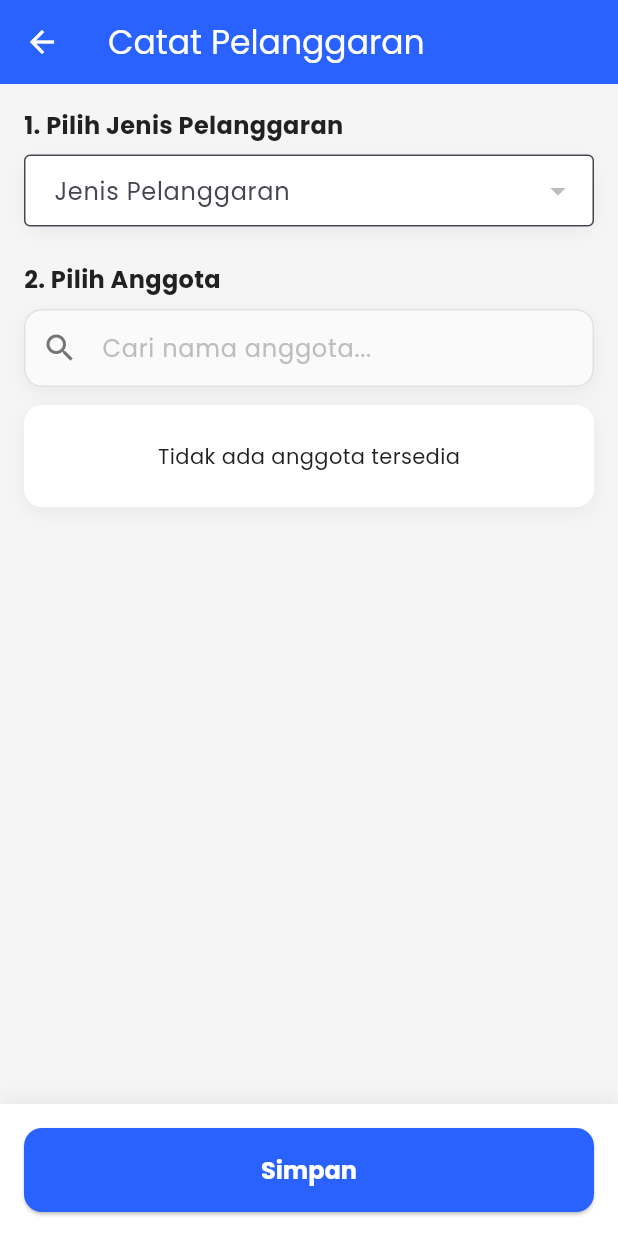
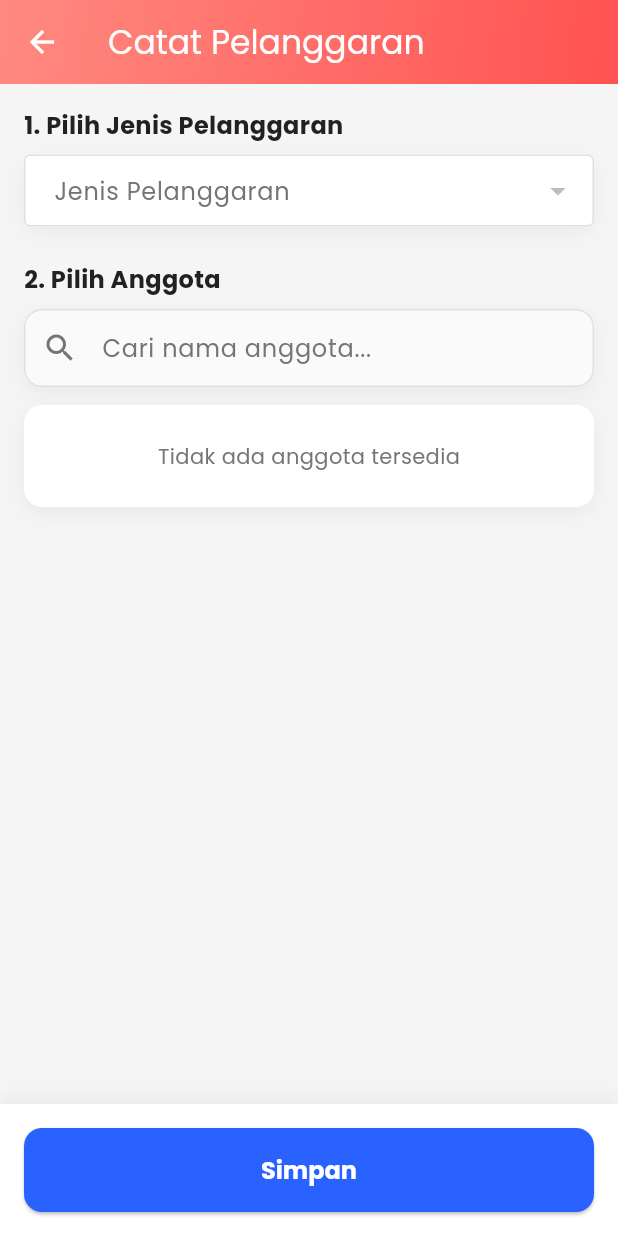
Before and after one commit to ucup-baba/Recap-bq, a Flutter app: the RecordViolationView screen opened by its route, on a phone screen of 412 x 824 dp. Run offline on Flutter 3.47's test engine with Material 3 defaults, Android fonts, the phone set to English and light mode, and no system bars; our stand-ins replace cached_network_image, cloud_firestore, firebase_auth, firebase_core, firebase_messaging, firebase_storage and 8 more; missing offline and left inert: quran; accounts and stored records are empty; network calls fail.

Commit message:
feat(dark-mode): add theme support to Record Violation and Manage Violation Rules views

```diff
--- a/lib/app/modules/record_violation/record_violation_view.dart
+++ b/lib/app/modules/record_violation/record_violation_view.dart
@@ -14,12 +14,16 @@ class RecordViolationView extends GetView<RecordViolationController> {
   @override
   Widget build(BuildContext context) {
     return Scaffold(
-      backgroundColor: AppColors.background,
+      backgroundColor: context.backgroundColor,
       appBar: hideAppBar
           ? null
           : AppBar(
               title: const Text('Catat Pelanggaran'),
-              backgroundColor: AppColors.primaryBlue,
+              flexibleSpace: Container(
+                decoration: BoxDecoration(
+                  gradient: AppColors.getHeaderGradient(context),
+                ),
+              ),
               foregroundColor: Colors.white,
             ),
       body: Obx(() {
@@ -36,9 +40,9 @@ class RecordViolationView extends GetView<RecordViolationController> {
                   crossAxisAlignment: CrossAxisAlignment.start,
                   children: [
                     // Langkah 1: Pilih Jenis Pelanggaran
-                    _buildSectionTitle('1. Pilih Jenis Pelanggaran'),
+                    _buildSectionTitle('1. Pilih Jenis Pelanggaran', context),
                     const SizedBox(height: 8),
-                    _buildRuleDropdown(),
+                    _buildRuleDropdown(context),
                     const SizedBox(height: 24),
 
                     // Langkah 2: Pilih Detail Waktu (Conditional)
@@ -48,9 +52,12 @@ class RecordViolationView extends GetView<RecordViolationController> {
                         return Column(
                           crossAxisAlignment: CrossAxisAlignment.start,
                           children: [
-                            _buildSectionTitle('2. Pilih Detail Waktu'),
+                            _buildSectionTitle(
+                              '2. Pilih Detail Waktu',
+                              context,
+                            ),
                             const SizedBox(height: 8),
-                            _buildTimeDetailDropdown(),
+                            _buildTimeDetailDropdown(context),
                             const SizedBox(height: 24),
                           ],
                         );
@@ -65,12 +72,13 @@ class RecordViolationView extends GetView<RecordViolationController> {
                                 true
                             ? '3. Pilih Anggota'
                             : '2. Pilih Anggota',
+                        context,
                       ),
                     ),
                     const SizedBox(height: 8),
-                    _buildSearchBar(),
+                    _buildSearchBar(context),
                     const SizedBox(height: 12),
-                    _buildMembersList(),
+                    _buildMembersList(context),
                   ],
                 ),
               ),
@@ -80,10 +88,12 @@ class RecordViolationView extends GetView<RecordViolationController> {
             Container(
               padding: const EdgeInsets.all(16),
               decoration: BoxDecoration(
-                color: Colors.white,
+                color: context.cardColor,
                 boxShadow: [
                   BoxShadow(
-                    color: Colors.black.withValues(alpha: 0.05),
+                    color: context.isDark
+                        ? Colors.black26
+                        : Colors.black.withValues(alpha: 0.05),
                     blurRadius: 10,
                     offset: const Offset(0, -4),
                   ),
@@ -97,21 +107,25 @@ class RecordViolationView extends GetView<RecordViolationController> {
                         ? null
                         : controller.saveViolation,
                     style: ElevatedButton.styleFrom(
-                      backgroundColor: AppColors.primaryBlue,
-                      foregroundColor: Colors.white,
+                      backgroundColor: context.isDark
+                          ? const Color(0xFF90CAF9)
+                          : AppColors.primaryBlue,
+                      foregroundColor: context.isDark
+                          ? Colors.black
+                          : Colors.white,
                       padding: const EdgeInsets.symmetric(vertical: 16),
                       shape: RoundedRectangleBorder(
                         borderRadius: BorderRadius.circular(12),
                       ),
                     ),
                     child: controller.isSaving.value
-                        ? const SizedBox(
+                        ? SizedBox(
                             height: 20,
                             width: 20,
                             child: CircularProgressIndicator(
                               strokeWidth: 2,
                               valueColor: AlwaysStoppedAnimation<Color>(
-                                Colors.white,
+                                context.isDark ? Colors.black : Colors.white,
                               ),
                             ),
                           )
@@ -132,26 +146,28 @@ class RecordViolationView extends GetView<RecordViolationController> {
     );
   }
 
-  Widget _buildSectionTitle(String title) {
+  Widget _buildSectionTitle(String title, BuildContext context) {
     return Text(
       title,
-      style: const TextStyle(
+      style: TextStyle(
         fontSize: 16,
         fontWeight: FontWeight.bold,
-        color: AppColors.text,
+        color: context.textColor,
       ),
     );
   }
 
-  Widget _buildRuleDropdown() {
+  Widget _buildRuleDropdown(BuildContext context) {
     return Obx(
       () => Container(
         decoration: BoxDecoration(
-          color: Colors.white,
+          color: context.cardColor,
           borderRadius: BorderRadius.circular(12),
           boxShadow: [
             BoxShadow(
-              color: Colors.black.withValues(alpha: 0.05),
+              color: context.isDark
+                  ? Colors.black26
+                  : Colors.black.withValues(alpha: 0.05),
               blurRadius: 10,
               offset: const Offset(0, 4),
             ),
@@ -162,10 +178,25 @@ class RecordViolationView extends GetView<RecordViolationController> {
           isExpanded: true,
           menuMaxHeight: 400,
           itemHeight: 60,
-          decoration: const InputDecoration(
+          dropdownColor: context.cardColor,
+          style: TextStyle(color: context.textColor),
+          decoration: InputDecoration(
             labelText: 'Jenis Pelanggaran',
-            border: OutlineInputBorder(),
-            contentPadding: EdgeInsets.symmetric(horizontal: 16, vertical: 12),
+            labelStyle: TextStyle(color: context.subtextColor),
+            border: OutlineInputBorder(
+              borderSide: BorderSide(
+                color: context.isDark ? Colors.grey[600]! : Colors.grey[300]!,
+              ),
+            ),
+            enabledBorder: OutlineInputBorder(
+              borderSide: BorderSide(
+                color: context.isDark ? Colors.grey[600]! : Colors.grey[300]!,
+              ),
+            ),
+            contentPadding: const EdgeInsets.symmetric(
+              horizontal: 16,
+              vertical: 12,
+            ),
           ),
           items: controller.availableRules.map((rule) {
             return DropdownMenuItem(
@@ -177,14 +208,14 @@ class RecordViolationView extends GetView<RecordViolationController> {
                 children: [
                   Text(
                     rule.name,
-                    style: const TextStyle(fontSize: 14),
+                    style: TextStyle(fontSize: 14, color: context.textColor),
                     maxLines: 1,
                     overflow: TextOverflow.ellipsis,
                   ),
                   const SizedBox(height: 2),
                   Text(
                     rule.category,
-                    style: TextStyle(fontSize: 11, color: Colors.grey[600]),
+                    style: TextStyle(fontSize: 11, color: context.subtextColor),
                     maxLines: 1,
                     overflow: TextOverflow.ellipsis,
                   ),
@@ -198,7 +229,7 @@ class RecordViolationView extends GetView<RecordViolationController> {
                 alignment: Alignment.centerLeft,
                 child: Text(
                   rule.name,
-                  style: const TextStyle(fontSize: 14),
+                  style: TextStyle(fontSize: 14, color: context.textColor),
                   maxLines: 1,
                   overflow: TextOverflow.ellipsis,
                 ),
@@ -211,15 +242,17 @@ class RecordViolationView extends GetView<RecordViolationController> {
     );
   }
 
-  Widget _buildTimeDetailDropdown() {
+  Widget _buildTimeDetailDropdown(BuildContext context) {
     return Obx(
       () => Container(
         decoration: BoxDecoration(
-          color: Colors.white,
+          color: context.cardColor,
           borderRadius: BorderRadius.circular(12),
           boxShadow: [
             BoxShadow(
-              color: Colors.black.withValues(alpha: 0.05),
+              color: context.isDark
+                  ? Colors.black26
+                  : Colors.black.withValues(alpha: 0.05),
               blurRadius: 10,
               offset: const Offset(0, 4),
             ),
@@ -227,13 +260,31 @@ class RecordViolationView extends GetView<RecordViolationController> {
         ),
         child: DropdownButtonFormField<String>(
           value: controller.selectedTimeDetail.value,
-          decoration: const InputDecoration(
+          dropdownColor: context.cardColor,
+          style: TextStyle(color: context.textColor),
+          decoration: InputDecoration(
             labelText: 'Waktu Sholat',
-            border: OutlineInputBorder(),
-            contentPadding: EdgeInsets.symmetric(horizontal: 16, vertical: 12),
+            labelStyle: TextStyle(color: context.subtextColor),
+            border: OutlineInputBorder(
+              borderSide: BorderSide(
+                color: context.isDark ? Colors.grey[600]! : Colors.grey[300]!,
+              ),
+            ),
+            enabledBorder: OutlineInputBorder(
+              borderSide: BorderSide(
+                color: context.isDark ? Colors.grey[600]! : Colors.grey[300]!,
+              ),
+            ),
+            contentPadding: const EdgeInsets.symmetric(
+              horizontal: 16,
+              vertical: 12,
+            ),
           ),
           items: controller.timeDetailOptions.map((time) {
-            return DropdownMenuItem(value: time, child: Text(time));
+            return DropdownMenuItem(
+              value: time,
+              child: Text(time, style: TextStyle(color: context.textColor)),
+            );
           }).toList(),
           onChanged: (time) => controller.selectTimeDetail(time),
         ),
@@ -241,15 +292,17 @@ class RecordViolationView extends GetView<RecordViolationController> {
     );
   }
 
-  Widget _buildSearchBar() {
+  Widget _buildSearchBar(BuildContext context) {
     return Obx(
       () => Container(
         decoration: BoxDecoration(
-          color: Colors.white,
+          color: context.cardColor,
           borderRadius: BorderRadius.circular(12),
           boxShadow: [
             BoxShadow(
-              color: Colors.black.withValues(alpha: 0.05),
+              color: context.isDark
+                  ? Colors.black26
+                  : Colors.black.withValues(alpha: 0.05),
               blurRadius: 10,
               offset: const Offset(0, 4),
             ),
@@ -257,30 +310,40 @@ class RecordViolationView extends GetView<RecordViolationController> {
         ),
         child: TextField(
           onChanged: (value) => controller.searchQuery.value = value,
+          style: TextStyle(color: context.textColor),
           decoration: InputDecoration(
             hintText: 'Cari nama anggota...',
-            hintStyle: TextStyle(color: Colors.grey[400]),
-            prefixIcon: Icon(Icons.search, color: Colors.grey[600]),
+            hintStyle: TextStyle(color: context.subtextColor),
+            prefixIcon: Icon(Icons.search, color: context.subtextColor),
             suffixIcon: controller.searchQuery.value.isNotEmpty
                 ? IconButton(
-                    icon: Icon(Icons.clear, color: Colors.grey[600]),
+                    icon: Icon(Icons.clear, color: context.subtextColor),
                     onPressed: () => controller.searchQuery.value = '',
                     tooltip: 'Hapus pencarian',
                   )
                 : null,
             filled: true,
-            fillColor: Colors.grey[50],
+            fillColor: context.isDark ? Colors.grey[800] : Colors.grey[50],
             border: OutlineInputBorder(
               borderRadius: BorderRadius.circular(12),
-              borderSide: BorderSide(color: Colors.grey[300]!),
+              borderSide: BorderSide(
+                color: context.isDark ? Colors.grey[600]! : Colors.grey[300]!,
+              ),
             ),
             enabledBorder: OutlineInputBorder(
               borderRadius: BorderRadius.circular(12),
-              borderSide: BorderSide(color: Colors.grey[300]!),
+              borderSide: BorderSide(
+                color: context.isDark ? Colors.grey[600]! : Colors.grey[300]!,
+              ),
             ),
             focusedBorder: OutlineInputBorder(
               borderRadius: BorderRadius.circular(12),
-              borderSide: BorderSide(color: AppColors.primaryBlue, width: 2),
+              borderSide: BorderSide(
+                color: context.isDark
+                    ? const Color(0xFF90CAF9)
+                    : AppColors.primaryBlue,
+                width: 2,
+              ),
             ),
             contentPadding: const EdgeInsets.symmetric(
               horizontal: 16,
@@ -292,26 +355,33 @@ class RecordViolationView extends GetView<RecordViolationController> {
     );
   }
 
-  Widget _buildMembersList() {
+  Widget _buildMembersList(BuildContext context) {
     return Obx(() {
       final grouped = controller.groupedMembers;
 
       if (controller.availableMembers.isEmpty) {
         return Container(
           decoration: BoxDecoration(
-            color: Colors.white,
+            color: context.cardColor,
             borderRadius: BorderRadius.circular(12),
             boxShadow: [
               BoxShadow(
-                color: Colors.black.withValues(alpha: 0.05),
+                color: context.isDark
+                    ? Colors.black26
+                    : Colors.black.withValues(alpha: 0.05),
                 blurRadius: 10,
                 offset: const Offset(0, 4),
               ),
             ],
           ),
-          child: const Padding(
-            padding: EdgeInsets.all(24),
-            child: Center(child: Text('Tidak ada anggota tersedia')),
+          child: Padding(
+            padding: const EdgeInsets.all(24),
+            child: Center(
+              child: Text(
+                'Tidak ada anggota tersedia',
+                style: TextStyle(color: context.subtextColor),
+              ),
+            ),
           ),
         );
       }
@@ -319,19 +389,26 @@ class RecordViolationView extends GetView<RecordViolationController> {
       if (grouped.isEmpty) {
         return Container(
           decoration: BoxDecoration(
-            color: Colors.white,
+            color: context.cardColor,
             borderRadius: BorderRadius.circular(12),
             boxShadow: [
               BoxShadow(
-                color: Colors.black.withValues(alpha: 0.05),
+                color: context.isDark
+                    ? Colors.black26
+                    : Colors.black.withValues(alpha: 0.05),
                 blurRadius: 10,
                 offset: const Offset(0, 4),
               ),
             ],
           ),
-          child: const Padding(
-            padding: EdgeInsets.all(24),
-            child: Center(child: Text('Tidak ada hasil pencarian')),
+          child: Padding(
+            padding: const EdgeInsets.all(24),
+            child: Center(
+              child: Text(
+                'Tidak ada hasil pencarian',
+                style: TextStyle(color: context.subtextColor),
+              ),
+            ),
           ),
         );
       }
@@ -340,11 +417,13 @@ class RecordViolationView extends GetView<RecordViolationController> {
 
       return Container(
         decoration: BoxDecoration(
-          color: Colors.white,
+          color: context.cardColor,
           borderRadius: BorderRadius.circular(12),
           boxShadow: [
             BoxShadow(
-              color: Colors.black.withValues(alpha: 0.05),
+              color: context.isDark
+                  ? Colors.black26
+                  : Colors.black.withValues(alpha: 0.05),
               blurRadius: 10,
               offset: const Offset(0, 4),
             ),
@@ -360,6 +439,7 @@ class RecordViolationView extends GetView<RecordViolationController> {
               return _buildGroupExpansionTile(
                 kelompokId,
                 grouped[kelompokId]!,
+                context,
                 isLast: isLast,
               );
             }),
@@ -371,13 +451,13 @@ class RecordViolationView extends GetView<RecordViolationController> {
 
   Widget _buildGroupExpansionTile(
     int kelompokId,
-    List<Map<String, dynamic>> members, {
+    List<Map<String, dynamic>> members,
+    BuildContext context, {
     bool isLast = false,
   }) {
     final totalCount = members.length;
 
-    return Builder(
-      builder: (context) => Theme(
+    return Theme(
       data: Theme.of(context).copyWith(dividerColor: Colors.transparent),
       child: Obx(() {
         final isFullySelected = controller.isGroupFullySelected(kelompokId);
@@ -388,17 +468,14 @@ class RecordViolationView extends GetView<RecordViolationController> {
 
         return ExpansionTile(
           initiallyExpanded: kelompokId == 1, // Expand first group by default
-            tilePadding: const EdgeInsets.symmetric(
-              horizontal: 16,
-              vertical: 8,
-            ),
+          tilePadding: const EdgeInsets.symmetric(horizontal: 16, vertical: 8),
           childrenPadding: EdgeInsets.zero,
-            shape: RoundedRectangleBorder(
-              borderRadius: BorderRadius.circular(0),
-            ),
+          shape: RoundedRectangleBorder(borderRadius: BorderRadius.circular(0)),
           collapsedShape: RoundedRectangleBorder(
             borderRadius: BorderRadius.circular(0),
           ),
+          iconColor: context.subtextColor,
+          collapsedIconColor: context.subtextColor,
           title: Row(
             children: [
               Checkbox(
@@ -407,7 +484,10 @@ class RecordViolationView extends GetView<RecordViolationController> {
                     : (isPartiallySelected ? null : false),
                 tristate: true,
                 onChanged: (_) => controller.toggleGroupSelection(kelompokId),
-                  activeColor: AppColors.primaryBlue,
+                activeColor: context.isDark
+                    ? const Color(0xFF90CAF9)
+                    : AppColors.primaryBlue,
+                checkColor: context.isDark ? Colors.black : Colors.white,
                 materialTapTargetSize: MaterialTapTargetSize.shrinkWrap,
               ),
               const SizedBox(width: 8),
@@ -416,10 +496,10 @@ class RecordViolationView extends GetView<RecordViolationController> {
               Expanded(
                 child: Text(
                   'Kelompok $kelompokId',
-                    style: const TextStyle(
+                  style: TextStyle(
                     fontWeight: FontWeight.bold,
                     fontSize: 16,
-                      color: AppColors.text,
+                    color: context.textColor,
                   ),
                 ),
               ),
@@ -430,8 +510,11 @@ class RecordViolationView extends GetView<RecordViolationController> {
                 ),
                 decoration: BoxDecoration(
                   color: selectedCount > 0
-                        ? AppColors.primaryBlue.withValues(alpha: 0.1)
-                        : Colors.grey[100],
+                      ? (context.isDark
+                                ? const Color(0xFF90CAF9)
+                                : AppColors.primaryBlue)
+                            .withValues(alpha: 0.1)
+                      : (context.isDark ? Colors.grey[700] : Colors.grey[100]),
                   borderRadius: BorderRadius.circular(12),
                 ),
                 child: Text(
@@ -440,8 +523,10 @@ class RecordViolationView extends GetView<RecordViolationController> {
                     fontSize: 12,
                     fontWeight: FontWeight.w600,
                     color: selectedCount > 0
-                          ? AppColors.primaryBlue
-                          : Colors.grey[600],
+                        ? (context.isDark
+                              ? const Color(0xFF90CAF9)
+                              : AppColors.primaryBlue)
+                        : context.subtextColor,
                   ),
                 ),
               ),
@@ -457,10 +542,14 @@ class RecordViolationView extends GetView<RecordViolationController> {
 
               return Container(
                 decoration: BoxDecoration(
-                    color: Colors.grey[50],
+                  color: context.isDark ? Colors.grey[800] : Colors.grey[50],
                   border: Border(
                     left: BorderSide(
-                        color: AppColors.primaryBlue.withValues(alpha: 0.3),
+                      color:
+                          (context.isDark
+                                  ? const Color(0xFF90CAF9)
+                                  : AppColors.primaryBlue)
+                              .withValues(alpha: 0.3),
                       width: 3,
                     ),
                   ),
@@ -479,13 +568,18 @@ class RecordViolationView extends GetView<RecordViolationController> {
                             ? FontWeight.w600
                             : FontWeight.normal,
                         color: isSelected
-                              ? AppColors.primaryBlue
-                              : AppColors.text,
+                            ? (context.isDark
+                                  ? const Color(0xFF90CAF9)
+                                  : AppColors.primaryBlue)
+                            : context.textColor,
                       ),
                     ),
                     value: isSelected,
                     onChanged: (_) => controller.toggleMember(userId),
-                      activeColor: AppColors.primaryBlue,
+                    activeColor: context.isDark
+                        ? const Color(0xFF90CAF9)
+                        : AppColors.primaryBlue,
+                    checkColor: context.isDark ? Colors.black : Colors.white,
                     dense: true,
                     contentPadding: const EdgeInsets.symmetric(
                       horizontal: 24,
@@ -505,11 +599,14 @@ class RecordViolationView extends GetView<RecordViolationController> {
             if (isLast)
               const SizedBox(height: 4)
             else
-                Divider(height: 1, thickness: 1, color: Colors.grey[200]),
+              Divider(
+                height: 1,
+                thickness: 1,
+                color: context.isDark ? Colors.grey[700] : Colors.grey[200],
+              ),
           ],
         );
       }),
-      ),
     );
   }
 }
```
Also changed, not shown: lib/app/modules/manage_violation_rules/manage_violation_rules_view.dart (+52 -16 lines). Lines whose indentation alone changed are shown as unchanged.
